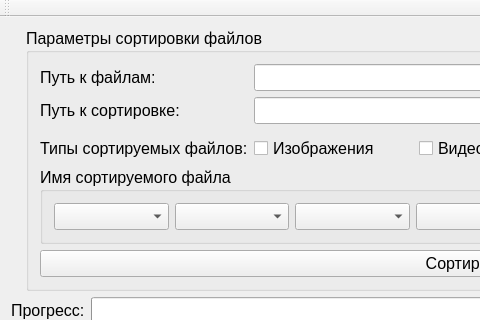
DruidCat/dcsort, file src/dcsort.ui: the form before one commit; both pictures show x 0 to 480 and y 0 to 320 of the 932 by 663 pixel window.
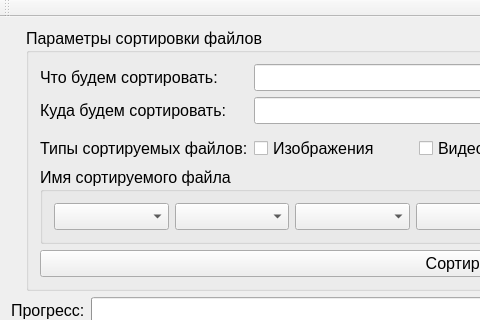
The form after the commit. Icons and pictures are not drawn.

Commit message: Добавил формат HEIC изображений от Apple, и немного исправил форму, чтоб стало понятней, она мне всегда не нравилась.

```diff
--- a/src/dcsort.ui
+++ b/src/dcsort.ui
@@ -57,7 +57,7 @@
                   </font>
                  </property>
                  <property name="text">
-                  <string>Путь к файлам:</string>
+                  <string>Что будем сортировать:</string>
                  </property>
                 </widget>
                </item>
@@ -94,7 +94,7 @@
                   </font>
                  </property>
                  <property name="text">
-                  <string>Путь к сортировке:</string>
+                  <string>Куда будем сортировать:</string>
                  </property>
                 </widget>
                </item>
```
Left out of the diff: 1 changed line with no effect on the pictures. The commit also changes 1 other file.
